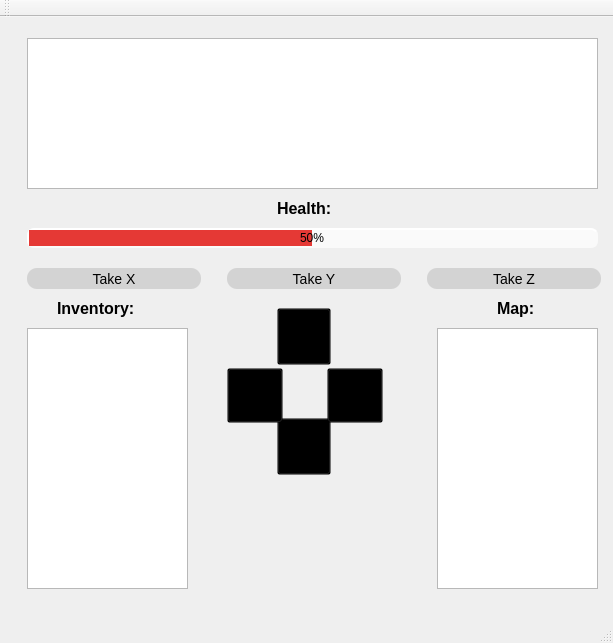
Qt form zork.ui (cian-shan/Zork-Keyan) before a commit.
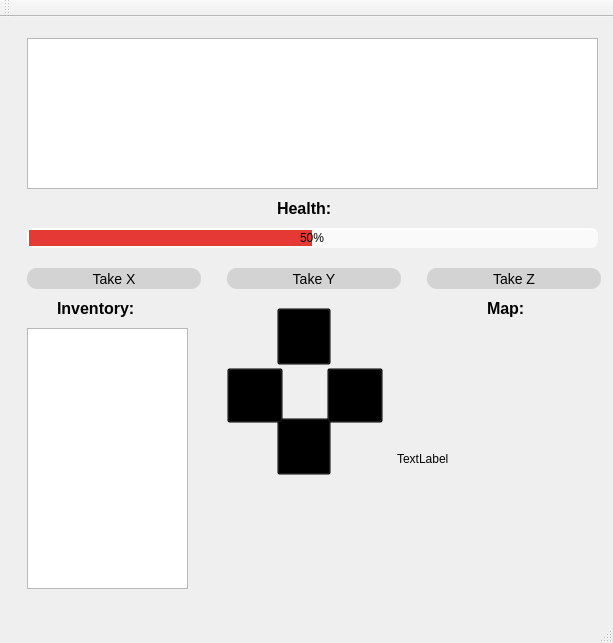
The same form after that commit. Icons and pictures are not drawn.

The edit to the form file:
```diff
--- a/zork.ui
+++ b/zork.ui
@@ -752,19 +752,6 @@
          <bool>true</bool>
         </property>
        </widget>
-       <widget class="QTextEdit" name="outputText_map">
-        <property name="geometry">
-         <rect>
-          <x>420</x>
-          <y>300</y>
-          <width>161</width>
-          <height>261</height>
-         </rect>
-        </property>
-        <property name="readOnly">
-         <bool>true</bool>
-        </property>
-       </widget>
        <widget class="QLabel" name="label_2">
         <property name="geometry">
          <rect>
@@ -788,7 +775,7 @@
        <widget class="QLabel" name="label_3">
         <property name="geometry">
          <rect>
-          <x>480</x>
+          <x>470</x>
           <y>270</y>
           <width>41</width>
           <height>21</height>
@@ -805,6 +792,19 @@
          <string>Map:</string>
         </property>
        </widget>
+       <widget class="QLabel" name="label_4">
+        <property name="geometry">
+         <rect>
+          <x>380</x>
+          <y>290</y>
+          <width>211</width>
+          <height>281</height>
+         </rect>
+        </property>
+        <property name="text">
+         <string>TextLabel</string>
+        </property>
+       </widget>
        <zorder>TakeY</zorder>
        <zorder>TakeX</zorder>
        <zorder>outputText</zorder>
```
Left out of the diff: 2 changed lines with no effect on the pictures.
